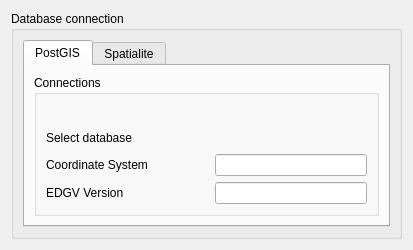
This is CustomWidgets/connectionWidget.ui in dsgoficial/DsgTools as Qt 5 draws it before an edit. The edited form follows.
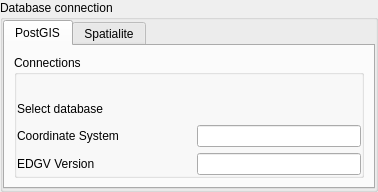
This is the edited form. Custom widgets are drawn as their Qt base class.

What changed in the file:
```diff
--- a/CustomWidgets/connectionWidget.ui
+++ b/CustomWidgets/connectionWidget.ui
@@ -6,8 +6,8 @@
    <rect>
     <x>0</x>
     <y>0</y>
-    <width>413</width>
-    <height>250</height>
+    <width>378</width>
+    <height>192</height>
    </rect>
   </property>
   <property name="sizePolicy">
@@ -20,6 +20,9 @@
    <string>Form</string>
   </property>
   <layout class="QGridLayout" name="gridLayout_6">
+   <property name="margin">
+    <number>0</number>
+   </property>
    <item row="0" column="0">
     <widget class="QgsCollapsibleGroupBox" name="mGroupBox">
      <property name="sizePolicy">
@@ -29,7 +32,7 @@
       </sizepolicy>
      </property>
      <property name="styleSheet">
-      <string notr="true">QgsCollapsibleGroupBoxBasic::title, QgsCollapsibleGroupBox::title {  subcontrol-origin: margin;  subcontrol-position: top left;  margin-left: 20px;  margin-right: -10px;  left: 0px;  top: 1px;}</string>
+      <string notr="true">QgsCollapsibleGroupBoxBasic, QgsCollapsibleGroupBox {  margin-top: 25px;}QgsCollapsibleGroupBoxBasic::title, QgsCollapsibleGroupBox::title {  subcontrol-origin: margin;  subcontrol-position: top left;  margin-left: 20px;  margin-right: 5px;  left: 0px;  top: 10px;  background-color: rgba(0,0,0,0)}</string>
      </property>
      <property name="title">
       <string>Database connection</string>
@@ -38,6 +41,9 @@
       <bool>false</bool>
      </property>
      <layout class="QGridLayout" name="gridLayout_5">
+      <property name="margin">
+       <number>0</number>
+      </property>
       <item row="0" column="0">
        <widget class="QTabWidget" name="tabWidget">
         <property name="sizePolicy">
@@ -66,6 +72,9 @@
              <string>Connections</string>
             </property>
             <layout class="QGridLayout" name="gridLayout">
+             <property name="margin">
+              <number>0</number>
+             </property>
              <item row="0" column="0">
               <layout class="QVBoxLayout" name="verticalLayout">
                <item>
@@ -434,18 +443,18 @@
    <header>qgis.gui</header>
    <container>1</container>
   </customwidget>
-  <customwidget>
-   <class>ExploreServerWidget</class>
-   <extends>QWidget</extends>
-   <header>DsgTools.CustomWidgets.exploreServerWidget.h</header>
-   <container>1</container>
-  </customwidget>
   <customwidget>
    <class>DsgCustomComboBox</class>
    <extends>QWidget</extends>
    <header>DsgTools.CustomWidgets.BasicInterfaceWidgets.dsgCustomComboBox.h</header>
    <container>1</container>
   </customwidget>
+  <customwidget>
+   <class>ExploreServerWidget</class>
+   <extends>QWidget</extends>
+   <header>DsgTools.CustomWidgets.exploreServerWidget.h</header>
+   <container>1</container>
+  </customwidget>
  </customwidgets>
  <resources/>
  <connections/>
```
